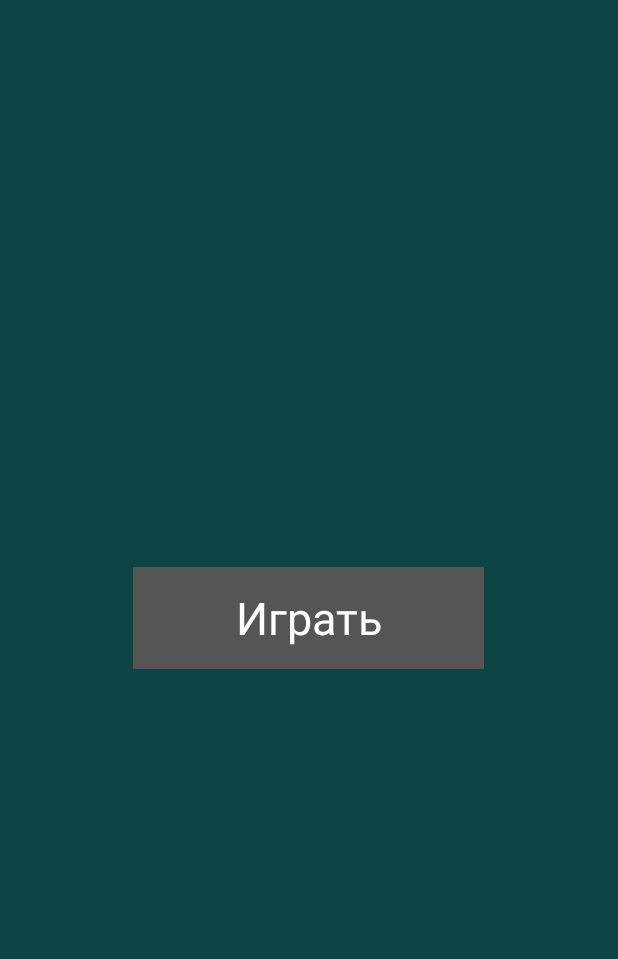
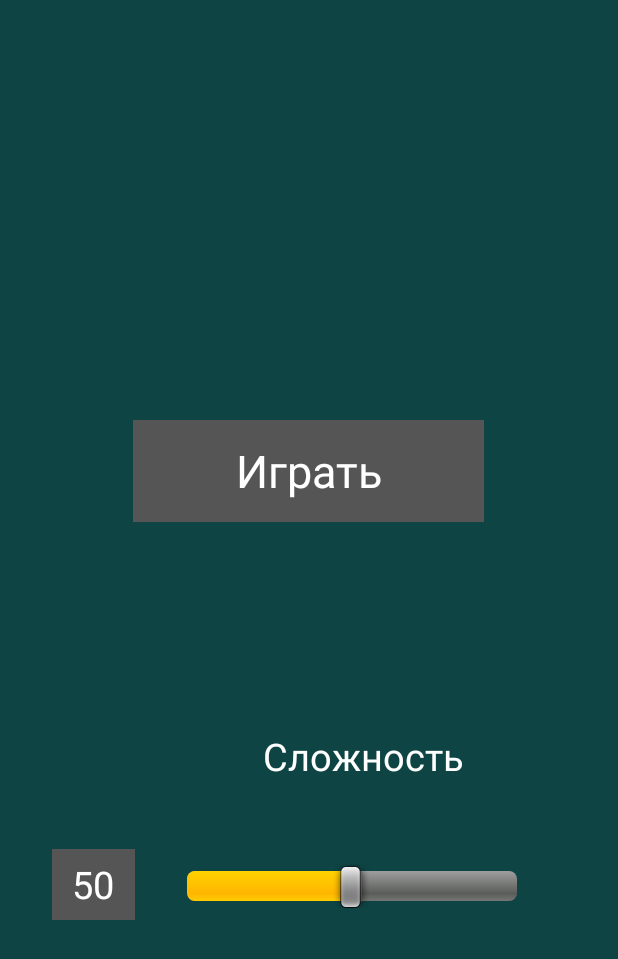
Before and after one commit to tkushch/ZooRun, an Android app: the screen it shows after launch (StartActivity), on a phone screen of 412 x 824 dp. Shown: the top 959 px of the screen. Run offline under Robolectric (Android 15) with nearby library versions, the phone set to English and light mode, and no system bars.

Commit message:
ползунок сложности, вибрация

```diff
--- a/app/src/main/AndroidManifest.xml
+++ b/app/src/main/AndroidManifest.xml
@@ -1,7 +1,8 @@
 <?xml version="1.0" encoding="utf-8"?>
+
 <manifest xmlns:android="http://schemas.android.com/apk/res/android"
     package="com.example.zoorun">
-
+    <uses-permission android:name="android.permission.VIBRATE"/>
     <application
         android:allowBackup="true"
         android:icon="@mipmap/ic_launcher"
--- a/app/src/main/java/com/example/zoorun/EndActivity.java
+++ b/app/src/main/java/com/example/zoorun/EndActivity.java
@@ -28,7 +28,7 @@ public class EndActivity extends Activity implements View.OnClickListener {
     @Override
     public void onClick(View v) {
         if (v == play) {
-            Intent intent = new Intent(this, MainActivity.class);
+            Intent intent = new Intent(this, StartActivity.class);
             startActivity(intent);
         }
     }
--- a/app/src/main/java/com/example/zoorun/Ground.java
+++ b/app/src/main/java/com/example/zoorun/Ground.java
@@ -3,9 +3,6 @@ package com.example.zoorun;
 import android.graphics.Canvas;
 import android.graphics.Color;
 import android.graphics.Paint;
-
-import static android.graphics.Color.rgb;
-import static android.graphics.Color.valueOf;
 
 public class Ground implements Movable, Drawable {
     private float v;
--- a/app/src/main/java/com/example/zoorun/Hero.java
+++ b/app/src/main/java/com/example/zoorun/Hero.java
@@ -22,7 +22,7 @@ public class Hero implements Drawable {
     //private Bitmap image;
 
     public Hero(float level) {
-        swipe_v = level * 10 * 1000f;
+        swipe_v = 0.5f * 10 * 1000f;
     }
 
 
--- a/app/src/main/java/com/example/zoorun/StartActivity.java
+++ b/app/src/main/java/com/example/zoorun/StartActivity.java
@@ -1,23 +1,19 @@
 package com.example.zoorun;
 
-import android.app.ActionBar;
 import android.app.Activity;
 import android.content.Intent;
-import android.content.pm.ActivityInfo;
-import android.graphics.Color;
 import android.os.Bundle;
-
-import androidx.appcompat.app.AppCompatActivity;
-import androidx.constraintlayout.widget.ConstraintLayout;
-
 import android.view.View;
 import android.widget.Button;
-import android.widget.LinearLayout;
+import android.widget.SeekBar;
+import android.widget.TextView;
 
 
-public class StartActivity extends Activity implements View.OnClickListener {
-    Button start_button;
-    Button extrab;
+public class StartActivity extends Activity implements View.OnClickListener, SeekBar.OnSeekBarChangeListener {
+    private Button start_button;
+    private Button extrab;
+    private TextView level_current_value;
+    private SeekBar seekBar;
 
     @Override
     protected void onCreate(Bundle savedInstanceState) {
@@ -26,6 +22,9 @@ public class StartActivity extends Activity implements View.OnClickListener {
         start_button = findViewById(R.id.start_button);
         start_button.setOnClickListener(this);
         extrab = new Button(this);
+        level_current_value = findViewById(R.id.level_current_value);
+        seekBar = findViewById(R.id.seekBar_level);
+        seekBar.setOnSeekBarChangeListener(this);
 
     }
 
@@ -34,7 +33,23 @@ public class StartActivity extends Activity implements View.OnClickListener {
     public void onClick(View v) {
         if (v == start_button) {
             Intent intent = new Intent(this, MainActivity.class);
+            intent.putExtra("level", Integer.parseInt(level_current_value.getText().toString()));
             startActivity(intent);
         }
     }
+
+    @Override
+    public void onProgressChanged(SeekBar seekBar, int progress, boolean fromUser) {
+        level_current_value.setText(String.valueOf(progress));
+    }
+
+    @Override
+    public void onStartTrackingTouch(SeekBar seekBar) {
+
+    }
+
+    @Override
+    public void onStopTrackingTouch(SeekBar seekBar) {
+
+    }
 }
--- a/app/src/main/res/layout/start.xml
+++ b/app/src/main/res/layout/start.xml
@@ -21,7 +21,40 @@
             app:layout_constraintEnd_toEndOf="parent"
             app:layout_constraintHorizontal_bias="0.498"
             app:layout_constraintStart_toStartOf="parent"
-        app:layout_constraintTop_toTopOf="parent" />
+            app:layout_constraintTop_toTopOf="parent" app:layout_constraintVertical_bias="0.37"/>
+    <SeekBar
+            android:progress="50"
+            android:min="1"
+            android:max="100"
+            android:layout_width="220dp"
+            android:layout_height="49dp" android:id="@+id/seekBar_level"
+            app:layout_constraintEnd_toEndOf="parent"
+            app:layout_constraintBottom_toBottomOf="parent"
+            app:layout_constraintTop_toBottomOf="@+id/textView" app:layout_constraintStart_toStartOf="parent"
+            app:layout_constraintVertical_bias="0.16000003" app:layout_constraintHorizontal_bias="0.65"/>
+    <TextView
+            android:gravity="center"
+            android:text="Сложность"
+            android:textSize="25dp"
+            android:textColor="#ffffff"
+            android:layout_width="172dp"
+            android:layout_height="44dp" android:id="@+id/textView"
+            app:layout_constraintStart_toStartOf="parent" app:layout_constraintEnd_toEndOf="parent"
+            app:layout_constraintTop_toBottomOf="@+id/start_button"
+            app:layout_constraintBottom_toBottomOf="parent"
+            app:layout_constraintVertical_bias="0.31" app:layout_constraintHorizontal_bias="0.65"/>
+    <TextView
+            android:text="50"
+            android:gravity="center"
+            android:background="#555555"
+            android:textSize="25dp"
+            android:textColor="#ffffff"
+            android:layout_width="55dp"
+            android:layout_height="47dp" android:id="@+id/level_current_value"
+            app:layout_constraintTop_toBottomOf="@+id/textView"
+            app:layout_constraintBottom_toBottomOf="parent" app:layout_constraintStart_toStartOf="parent"
+            app:layout_constraintVertical_bias="0.16000003"
+            app:layout_constraintEnd_toStartOf="@+id/seekBar_level"/>
 
 
 </androidx.constraintlayout.widget.ConstraintLayout>
```
Also changed, not shown: app/src/main/java/com/example/zoorun/Barrier.java (+6 -5 lines), app/src/main/java/com/example/zoorun/Ground1.java (added, +73 -0 lines), app/src/main/java/com/example/zoorun/Line1.java (added, +56 -0 lines), app/src/main/java/com/example/zoorun/MainActivity.java (+30 -8 lines), app/src/main/java/com/example/zoorun/MyDraw.java (+39 -17 lines), app/src/main/res/layout/end_activity.xml (+13 -0 lines), 4 other files. Lines whose indentation alone changed are shown as unchanged.
